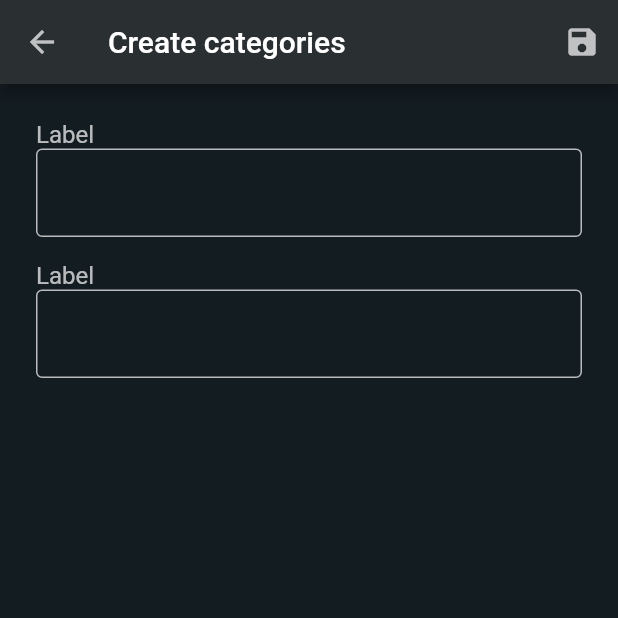
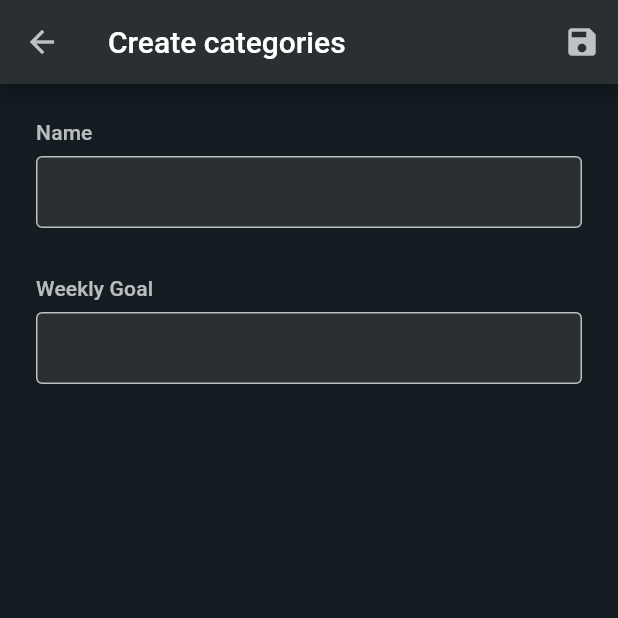
Before and after one commit to felipemvitor/time-tracker-app, a Flutter app: the CreateCategoriesScreen screen opened by its route, on a phone screen of 412 x 824 dp, the top half of it. Run offline on Flutter 3.47's test engine with Material 2 defaults, Android fonts, the phone set to English and light mode, and no system bars.

Commit message:
Styled EditText

```diff
--- a/lib/components/text/EditText.dart
+++ b/lib/components/text/EditText.dart
@@ -1,13 +1,21 @@
 import 'package:flutter/material.dart';
+
+import '../../styles/ProjectColors.dart';
 
 class EditText extends StatelessWidget {
   final String label;
+
   final EdgeInsetsGeometry margin;
+  final TextEditingController controller;
+  final Function onChanged;
 
-  EditText(this.label, {this.margin});
+  EditText(this.label, {this.margin, this.controller, this.onChanged});
 
-  final border =
-      OutlineInputBorder(borderSide: BorderSide(color: Colors.white70));
+  final border = OutlineInputBorder(
+    borderSide: BorderSide(
+      color: ProjectColors.white2,
+    ),
+  );
 
   @override
   Widget build(BuildContext context) {
@@ -16,12 +24,21 @@ class EditText extends StatelessWidget {
       child: Column(
         crossAxisAlignment: CrossAxisAlignment.start,
         children: [
-          Text(label, style: Theme.of(context).textTheme.subtitle1),
-          TextField(
-            style: TextStyle(color: Colors.white70),
-            decoration: InputDecoration(
-              border: border,
-              enabledBorder: border,
+          Text(label, style: Theme.of(context).textTheme.subtitle2),
+          Container(
+            margin: EdgeInsets.only(top: 8),
+            child: TextField(
+              onChanged: this.onChanged,
+              controller: controller,
+              textCapitalization: TextCapitalization.sentences,
+              style: TextStyle(color: ProjectColors.white1, fontSize: 18),
+              decoration: InputDecoration(
+                filled: true,
+                fillColor: ProjectColors.black1,
+                contentPadding: EdgeInsets.symmetric(horizontal: 8.0),
+                border: border,
+                enabledBorder: border,
+              ),
             ),
           ),
         ],
--- a/lib/screens/categories/CreateCategoriesScreen.dart
+++ b/lib/screens/categories/CreateCategoriesScreen.dart
@@ -10,6 +10,9 @@ class CreateCategoriesScreen extends StatefulWidget {
 }
 
 class _CreateCategoriesScreenState extends State<CreateCategoriesScreen> {
+  String _name = '';
+  String _goal = '';
+
   @override
   Widget build(BuildContext context) {
     final Category category = ModalRoute.of(context).settings.arguments;
@@ -17,18 +20,21 @@ class _CreateCategoriesScreenState extends State<CreateCategoriesScreen> {
     final String title =
         category == null ? 'Create categories' : 'Edit categories';
 
+    Function setName = (name) => setState(() => _name = name);
+    Function setGoal = (goal) => setState(() => _goal = goal);
+
     return Scaffold(
       appBar: AppBar(
         title: Text(title),
         leading: IconButton(
-          icon: Icon(Icons.arrow_back, color: ProjectColors.white1),
+          icon: Icon(Icons.arrow_back, color: ProjectColors.white2),
           onPressed: () {
             Navigator.of(context).pop();
           },
         ),
         actions: [
           IconButton(
-            icon: Icon(Icons.save, color: ProjectColors.white1),
+            icon: Icon(Icons.save, color: ProjectColors.white2),
             onPressed: () {},
           )
         ],
@@ -37,8 +43,12 @@ class _CreateCategoriesScreenState extends State<CreateCategoriesScreen> {
         padding: EdgeInsets.all(24.0),
         child: Column(
           children: [
-            EditText('Label'),
-            EditText('Label', margin: EdgeInsets.only(top: 16.0))
+            EditText('Name', onChanged: setName),
+            EditText(
+              'Weekly Goal',
+              margin: EdgeInsets.only(top: 32.0),
+              onChanged: setGoal,
+            ),
           ],
         ),
       ),
--- a/lib/styles/ProjectColors.dart
+++ b/lib/styles/ProjectColors.dart
@@ -8,5 +8,6 @@ class ProjectColors {
 
   static const red1 = const Color(0xFFFD413C);
 
-  static const white1 = const Color(0xB3FFFFFF);
+  static const white1 = const Color(0xFFFFFFFF);
+  static const white2 = const Color(0xB3FFFFFF);
 }
--- a/lib/styles/Theme.dart
+++ b/lib/styles/Theme.dart
@@ -5,7 +5,8 @@ import './ProjectColors.dart';
 var theme = ThemeData(
   scaffoldBackgroundColor: ProjectColors.black2,
   textTheme: TextTheme(
-    subtitle1: TextStyle(color: ProjectColors.white1),
+    subtitle1: TextStyle(color: ProjectColors.white2),
+    subtitle2: TextStyle(color: ProjectColors.white2),
   ),
   appBarTheme: AppBarTheme(
     color: ProjectColors.black1,
```
